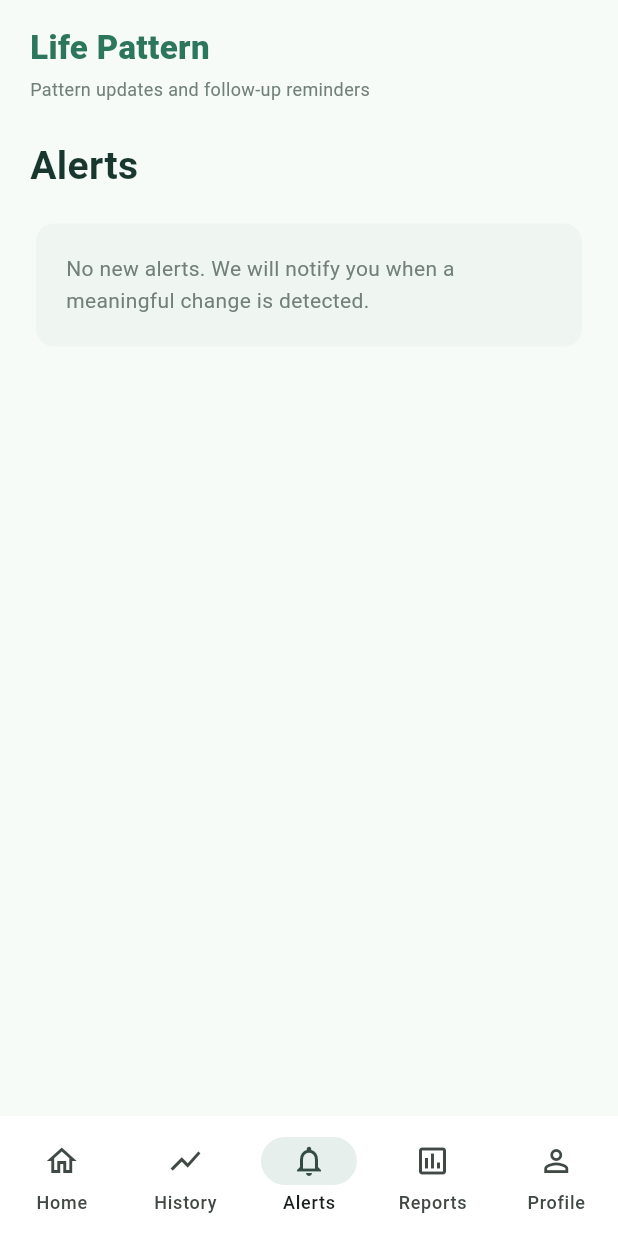
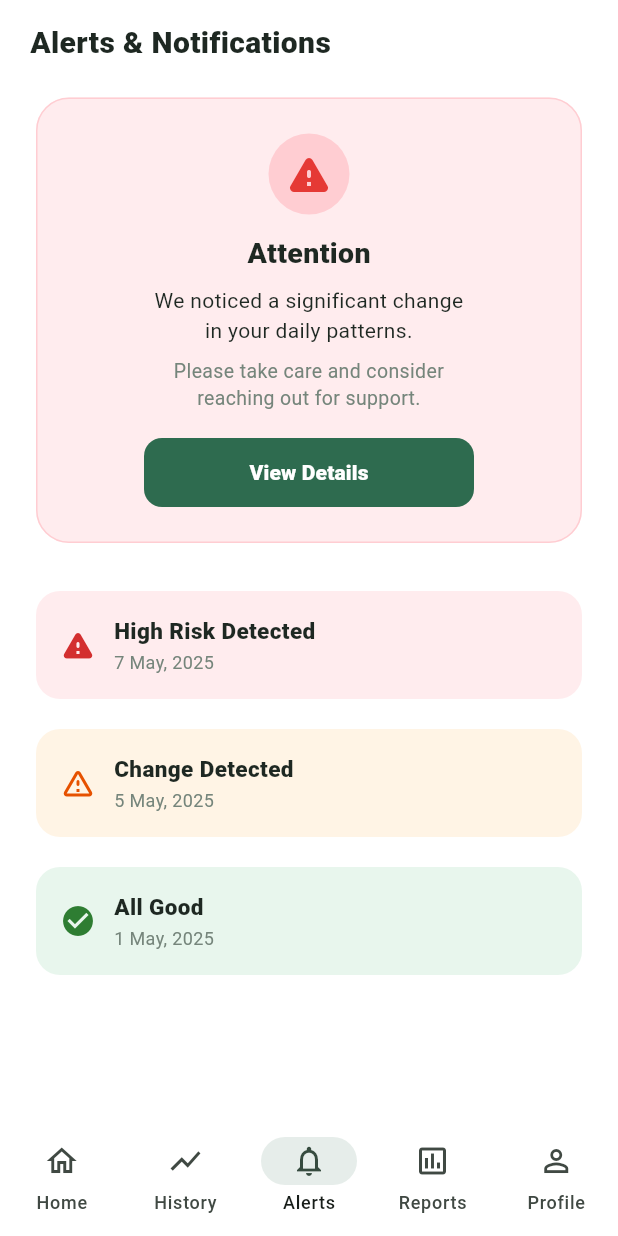
Before and after one commit to rahafr12345r-ai/life-pattern-system, a Flutter app: the AppShell screen opened directly with empty values, item 3 of the bottom bar chosen, on a phone screen of 412 x 824 dp. Run offline on Flutter 3.47's test engine with Material 3 defaults, Android fonts, the phone set to English and light mode, and no system bars; our stand-ins replace cloud_firestore, firebase_auth, firebase_core, google_sign_in; missing offline and left inert: health; accounts and stored records are empty; Roboto replaces fonts that are missing (Arial).

Commit message:
Match alert screen to supplied prototype

```diff
--- a/mobile_app/lib/constants/app_colors.dart
+++ b/mobile_app/lib/constants/app_colors.dart
@@ -1,13 +1,20 @@
 import 'package:flutter/material.dart';
 
 abstract final class AppColors {
-  static const background = Color(0xFFF7FBF8);
+  static const background = Color(0xFFFFFFFF);
   static const surface = Colors.white;
-  static const primary = Color(0xFF2D765E);
-  static const primaryDark = Color(0xFF1F5B47);
-  static const text = Color(0xFF19372E);
-  static const mutedText = Color(0xFF718179);
-  static const border = Color(0xFFE2ECE6);
+  static const primary = Color(0xFF2E6B4F);
+  static const primaryDark = Color(0xFF24543E);
+  static const text = Color(0xFF1E2822);
+  static const mutedText = Color(0xFF75857B);
+  static const border = Color(0xFFEFEFEF);
   static const error = Color(0xFFC94B45);
   static const googleBlue = Color(0xFF4285F4);
+  static const softGreen = Color(0xFFE8F5E9);
+  static const alertHighBackground = Color(0xFFFFECEE);
+  static const alertHigh = Color(0xFFD32F2F);
+  static const alertMediumBackground = Color(0xFFFFF4E5);
+  static const alertMedium = Color(0xFFE65100);
+  static const alertLowBackground = Color(0xFFE8F6ED);
+  static const alertLow = Color(0xFF2E7D32);
 }
--- a/mobile_app/lib/features/alerts/alerts_screen.dart
+++ b/mobile_app/lib/features/alerts/alerts_screen.dart
@@ -4,39 +4,119 @@ import '../../constants/app_colors.dart';
 import '../../models/alert_record.dart';
 import '../../repositories/alert_repository.dart';
 
-class AlertsScreen extends StatelessWidget {
+class AlertsScreen extends StatefulWidget {
   const AlertsScreen({required this.uid, super.key, this.repository});
   final String uid;
   final AlertRepository? repository;
 
   @override
+  State<AlertsScreen> createState() => _AlertsScreenState();
+}
+
+class _AlertsScreenState extends State<AlertsScreen> {
+  bool _showDetails = false;
+
+  @override
   Widget build(BuildContext context) {
-    final alerts = repository ?? AlertRepository();
+    final repository = widget.repository ?? AlertRepository();
     return StreamBuilder<List<AlertRecord>>(
-      stream: alerts.watchAlerts(uid),
+      stream: repository.watchAlerts(widget.uid),
       builder: (context, snapshot) {
         final records = snapshot.data ?? const <AlertRecord>[];
-        return ListView(padding: const EdgeInsets.fromLTRB(20, 16, 20, 24), children: [
-          const Text('Life Pattern', style: TextStyle(color: AppColors.primary, fontSize: 22, fontWeight: FontWeight.w800)),
-          const SizedBox(height: 4),
-          const Text('Pattern updates and follow-up reminders', style: TextStyle(color: AppColors.mutedText, fontSize: 12)),
-          const SizedBox(height: 24),
-          const Text('Alerts', style: TextStyle(color: AppColors.text, fontSize: 26, fontWeight: FontWeight.w700)),
-          const SizedBox(height: 16),
-          if (records.isEmpty) const Card(elevation: 0, child: Padding(padding: EdgeInsets.all(20), child: Text('No new alerts. We will notify you when a meaningful change is detected.', style: TextStyle(color: AppColors.mutedText, height: 1.5)))) else ...records.map((alert) => _AlertTile(alert: alert, onRead: () => alerts.markRead(alert.id))),
-        ]);
+        final timeline = records.isEmpty ? _demoAlerts : records;
+        return ListView(
+          padding: const EdgeInsets.fromLTRB(20, 14, 20, 40),
+          children: [
+            const Text('Alerts & Notifications', style: TextStyle(color: AppColors.text, fontSize: 20, fontWeight: FontWeight.w800)),
+            const SizedBox(height: 18),
+            _FeaturedRiskCard(showDetails: _showDetails, onDetails: () => setState(() => _showDetails = !_showDetails)),
+            const SizedBox(height: 24),
+            for (var index = 0; index < timeline.length; index++) ...[
+              _AlertTimelineCard(
+                alert: timeline[index],
+                demo: records.isEmpty,
+                onRead: records.isEmpty ? null : () => repository.markRead(timeline[index].id),
+              ),
+              if (index != timeline.length - 1) const SizedBox(height: 12),
+            ],
+          ],
+        );
       },
     );
   }
+
+  static final _demoAlerts = <AlertRecord>[
+    AlertRecord(id: 'demo-high', title: 'High Risk Detected', message: 'A significant behavioral change was detected.', severity: 'high', read: false, createdAt: DateTime(2025, 5, 7)),
+    AlertRecord(id: 'demo-medium', title: 'Change Detected', message: 'Some daily pattern values changed.', severity: 'warning', read: true, createdAt: DateTime(2025, 5, 5)),
+    AlertRecord(id: 'demo-low', title: 'All Good', message: 'Your recent pattern is stable.', severity: 'low', read: true, createdAt: DateTime(2025, 5, 1)),
+  ];
 }
 
-class _AlertTile extends StatelessWidget {
-  const _AlertTile({required this.alert, required this.onRead});
+class _FeaturedRiskCard extends StatelessWidget {
+  const _FeaturedRiskCard({required this.showDetails, required this.onDetails});
+  final bool showDetails;
+  final VoidCallback onDetails;
+
+  @override
+  Widget build(BuildContext context) => Card(
+        elevation: 0,
+        shape: RoundedRectangleBorder(borderRadius: BorderRadius.circular(22), side: const BorderSide(color: Color(0xFFFFCDD2))),
+        color: AppColors.alertHighBackground,
+        child: Padding(
+          padding: const EdgeInsets.symmetric(horizontal: 20, vertical: 24),
+          child: Column(
+            children: [
+              Container(width: 54, height: 54, decoration: const BoxDecoration(color: Color(0xFFFFCDD2), shape: BoxShape.circle), child: const Icon(Icons.warning_rounded, color: Color(0xFFE53935), size: 32)),
+              const SizedBox(height: 12),
+              const Text('Attention', style: TextStyle(color: AppColors.text, fontSize: 19, fontWeight: FontWeight.w800)),
+              const SizedBox(height: 8),
+              const Text('We noticed a significant change\nin your daily patterns.', textAlign: TextAlign.center, style: TextStyle(color: AppColors.text, fontSize: 14, height: 1.45)),
+              const SizedBox(height: 8),
+              const Text('Please take care and consider\nreaching out for support.', textAlign: TextAlign.center, style: TextStyle(color: AppColors.mutedText, fontSize: 13, height: 1.4)),
+              const SizedBox(height: 18),
+              SizedBox(width: 220, height: 46, child: FilledButton(onPressed: onDetails, style: FilledButton.styleFrom(backgroundColor: AppColors.primary, shape: RoundedRectangleBorder(borderRadius: BorderRadius.circular(12))), child: const Text('View Details', style: TextStyle(fontWeight: FontWeight.w800)))),
+              if (showDetails) ...[
+                const SizedBox(height: 14),
+                const Divider(color: Color(0xFFFFCDD2)),
+                const SizedBox(height: 10),
+                const Align(alignment: AlignmentDirectional.centerStart, child: Row(children: [Icon(Icons.psychology, color: AppColors.primary, size: 18), SizedBox(width: 8), Text('Synced to Specialist: Dr. Abdullah Alnuaim', style: TextStyle(color: AppColors.text, fontSize: 12))])),
+                const SizedBox(height: 6),
+                const Align(alignment: AlignmentDirectional.centerStart, child: Row(children: [Icon(Icons.phone, color: Color(0xFFE53935), size: 18), SizedBox(width: 8), Text('Mental Health Support Hotline: 920033360', style: TextStyle(color: AppColors.alertHigh, fontSize: 12, fontWeight: FontWeight.w800))])),
+              ],
+            ],
+          ),
+        ),
+      );
+}
+
+class _AlertTimelineCard extends StatelessWidget {
+  const _AlertTimelineCard({required this.alert, required this.demo, this.onRead});
   final AlertRecord alert;
-  final VoidCallback onRead;
+  final bool demo;
+  final VoidCallback? onRead;
+
   @override
   Widget build(BuildContext context) {
-    final color = alert.severity == 'warning' ? const Color(0xFFE36D28) : AppColors.primary;
-    return Card(elevation: 0, color: Colors.white, margin: const EdgeInsets.only(bottom: 10), child: ListTile(onTap: alert.read ? null : onRead, leading: Icon(alert.read ? Icons.notifications_none : Icons.notifications_active_outlined, color: color), title: Text(alert.title, style: TextStyle(color: AppColors.text, fontWeight: alert.read ? FontWeight.w500 : FontWeight.w700)), subtitle: Text(alert.message, style: const TextStyle(color: AppColors.mutedText, fontSize: 12)), trailing: alert.read ? null : const Icon(Icons.circle, color: AppColors.primary, size: 9)));
+    final high = alert.severity.toLowerCase() == 'high';
+    final medium = alert.severity.toLowerCase() == 'warning' || alert.severity.toLowerCase() == 'medium';
+    final background = high ? AppColors.alertHighBackground : medium ? AppColors.alertMediumBackground : AppColors.alertLowBackground;
+    final color = high ? AppColors.alertHigh : medium ? AppColors.alertMedium : AppColors.alertLow;
+    final icon = high ? Icons.warning_rounded : medium ? Icons.warning_amber_rounded : Icons.check_circle;
+    final date = '${alert.createdAt.day} ${_month(alert.createdAt.month)}, ${alert.createdAt.year}';
+    return Card(
+      elevation: 0,
+      color: background,
+      shape: RoundedRectangleBorder(borderRadius: BorderRadius.circular(16)),
+      child: InkWell(
+        borderRadius: BorderRadius.circular(16),
+        onTap: onRead,
+        child: Padding(
+          padding: const EdgeInsets.all(16),
+          child: Row(children: [Icon(icon, color: color, size: 24), const SizedBox(width: 12), Expanded(child: Column(crossAxisAlignment: CrossAxisAlignment.start, children: [Text(alert.title, style: const TextStyle(color: AppColors.text, fontSize: 15, fontWeight: FontWeight.w800)), const SizedBox(height: 2), Text(demo ? date : alert.message, maxLines: 2, overflow: TextOverflow.ellipsis, style: const TextStyle(color: AppColors.mutedText, fontSize: 12))]))]),
+        ),
+      ),
+    );
   }
+
+  String _month(int month) => const ['Jan', 'Feb', 'Mar', 'Apr', 'May', 'Jun', 'Jul', 'Aug', 'Sep', 'Oct', 'Nov', 'Dec'][month - 1];
 }
```
